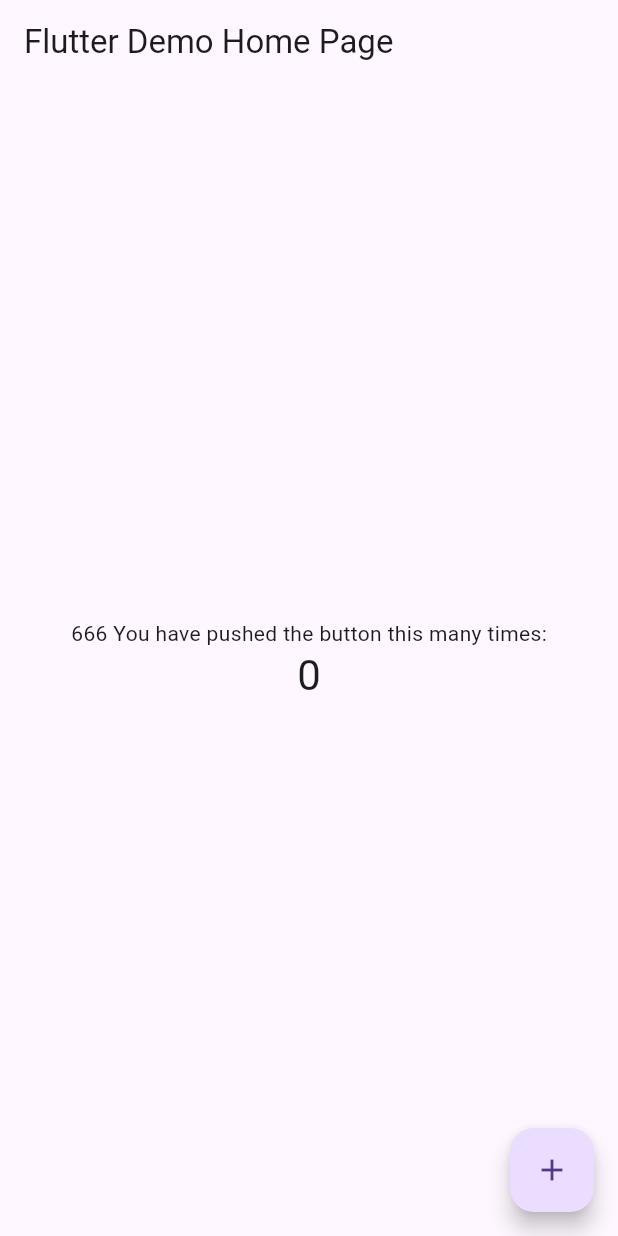
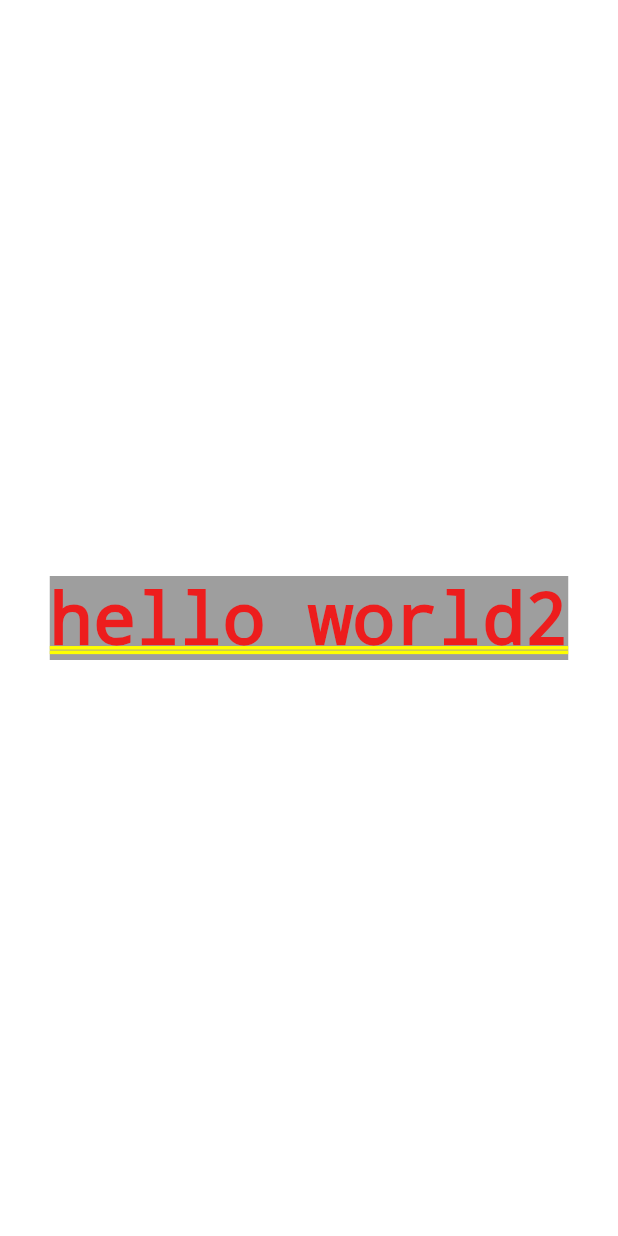
Before and after one commit to jumpingfrog0/StudyDemo, a Flutter app: the screen it shows after launch, on a phone screen of 412 x 824 dp. Run offline on Flutter 3.47's test engine with Material 3 defaults, Android fonts, the phone set to English and light mode, and no system bars.

Commit message:
Flutter测试

```diff
--- a/FlutterDemo/my_flutter/lib/main.dart
+++ b/FlutterDemo/my_flutter/lib/main.dart
@@ -62,54 +62,79 @@ class _MyHomePageState extends State<MyHomePage> {
   }
 
   @override
+  // Widget build(BuildContext context) {
+  //   // This method is rerun every time setState is called, for instance as done
+  //   // by the _incrementCounter method above.
+  //   //
+  //   // The Flutter framework has been optimized to make rerunning build methods
+  //   // fast, so that you can just rebuild anything that needs updating rather
+  //   // than having to individually change instances of widgets.
+  //   return Scaffold(
+  //     appBar: AppBar(
+  //       // Here we take the value from the MyHomePage object that was created by
+  //       // the App.build method, and use it to set our appbar title.
+  //       title: Text(widget.title),
+  //     ),
+  //     body: Center(
+  //       // Center is a layout widget. It takes a single child and positions it
+  //       // in the middle of the parent.
+  //       child: Column(
+  //         // Column is also a layout widget. It takes a list of children and
+  //         // arranges them vertically. By default, it sizes itself to fit its
+  //         // children horizontally, and tries to be as tall as its parent.
+  //         //
+  //         // Invoke "debug painting" (press "p" in the console, choose the
+  //         // "Toggle Debug Paint" action from the Flutter Inspector in Android
+  //         // Studio, or the "Toggle Debug Paint" command in Visual Studio Code)
+  //         // to see the wireframe for each widget.
+  //         //
+  //         // Column has various properties to control how it sizes itself and
+  //         // how it positions its children. Here we use mainAxisAlignment to
+  //         // center the children vertically; the main axis here is the vertical
+  //         // axis because Columns are vertical (the cross axis would be
+  //         // horizontal).
+  //         mainAxisAlignment: MainAxisAlignment.center,
+  //         children: <Widget>[
+  //           const Text(
+  //             '666 You have pushed the button this many times:',
+  //           ),
+  //           Text(
+  //             '$_counter',
+  //             style: Theme.of(context).textTheme.headlineMedium,
+  //           ),
+  //         ],
+  //       ),
+  //     ),
+  //     floatingActionButton: FloatingActionButton(
+  //       onPressed: _incrementCounter,
+  //       tooltip: 'Increment',
+  //       child: const Icon(Icons.add),
+  //     ), // This trailing comma makes auto-formatting nicer for build methods.
+  //   );
+  // }
+
   Widget build(BuildContext context) {
-    // This method is rerun every time setState is called, for instance as done
-    // by the _incrementCounter method above.
-    //
-    // The Flutter framework has been optimized to make rerunning build methods
-    // fast, so that you can just rebuild anything that needs updating rather
-    // than having to individually change instances of widgets.
-    return Scaffold(
-      appBar: AppBar(
-        // Here we take the value from the MyHomePage object that was created by
-        // the App.build method, and use it to set our appbar title.
-        title: Text(widget.title),
+    return Echo(text: "hello world2");
+  }
+}
+
+class Echo extends StatelessWidget  {
+  const Echo({
+    Key? key,
+    required this.text,
+    this.backgroundColor = Colors.grey, //默认为灰色
+  }):super(key:key);
+
+  final String text;
+  final Color backgroundColor;
+
+  @override
+  Widget build(BuildContext context) {
+    return Center(
+      child: Container(
+        color: backgroundColor,
+        child: Text(text),
       ),
-      body: Center(
-        // Center is a layout widget. It takes a single child and positions it
-        // in the middle of the parent.
-        child: Column(
-          // Column is also a layout widget. It takes a list of children and
-          // arranges them vertically. By default, it sizes itself to fit its
-          // children horizontally, and tries to be as tall as its parent.
-          //
-          // Invoke "debug painting" (press "p" in the console, choose the
-          // "Toggle Debug Paint" action from the Flutter Inspector in Android
-          // Studio, or the "Toggle Debug Paint" command in Visual Studio Code)
-          // to see the wireframe for each widget.
-          //
-          // Column has various properties to control how it sizes itself and
-          // how it positions its children. Here we use mainAxisAlignment to
-          // center the children vertically; the main axis here is the vertical
-          // axis because Columns are vertical (the cross axis would be
-          // horizontal).
-          mainAxisAlignment: MainAxisAlignment.center,
-          children: <Widget>[
-            const Text(
-              '666 You have pushed the button this many times:',
-            ),
-            Text(
-              '$_counter',
-              style: Theme.of(context).textTheme.headlineMedium,
-            ),
-          ],
-        ),
-      ),
-      floatingActionButton: FloatingActionButton(
-        onPressed: _incrementCounter,
-        tooltip: 'Increment',
-        child: const Icon(Icons.add),
-      ), // This trailing comma makes auto-formatting nicer for build methods.
     );
   }
 }
```
